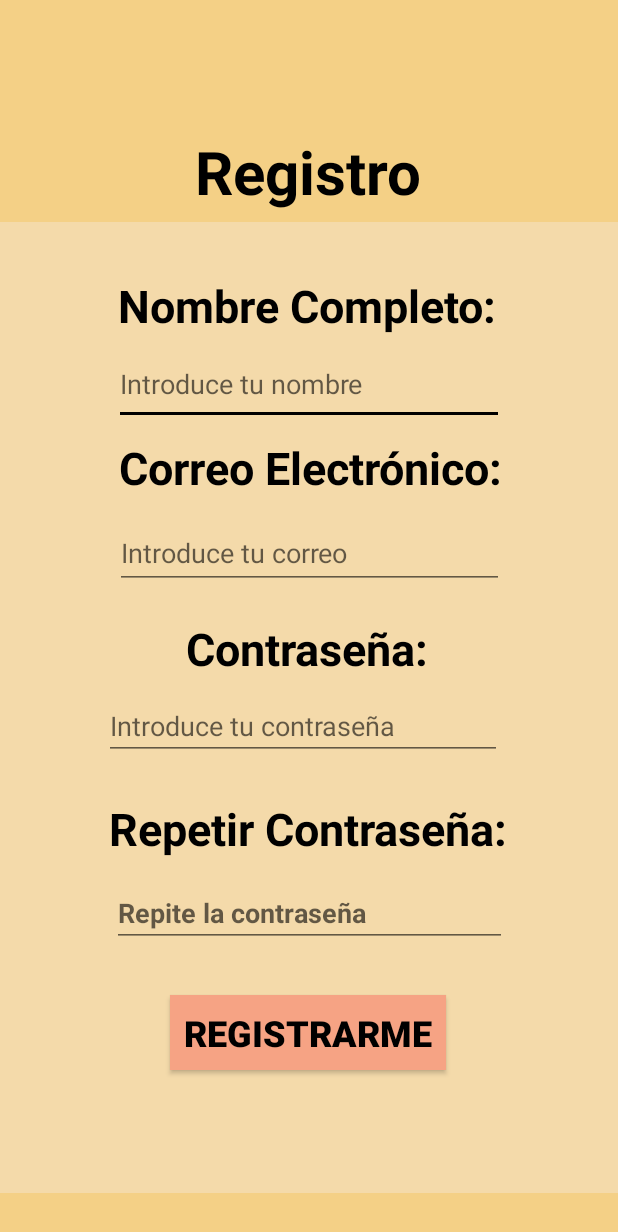
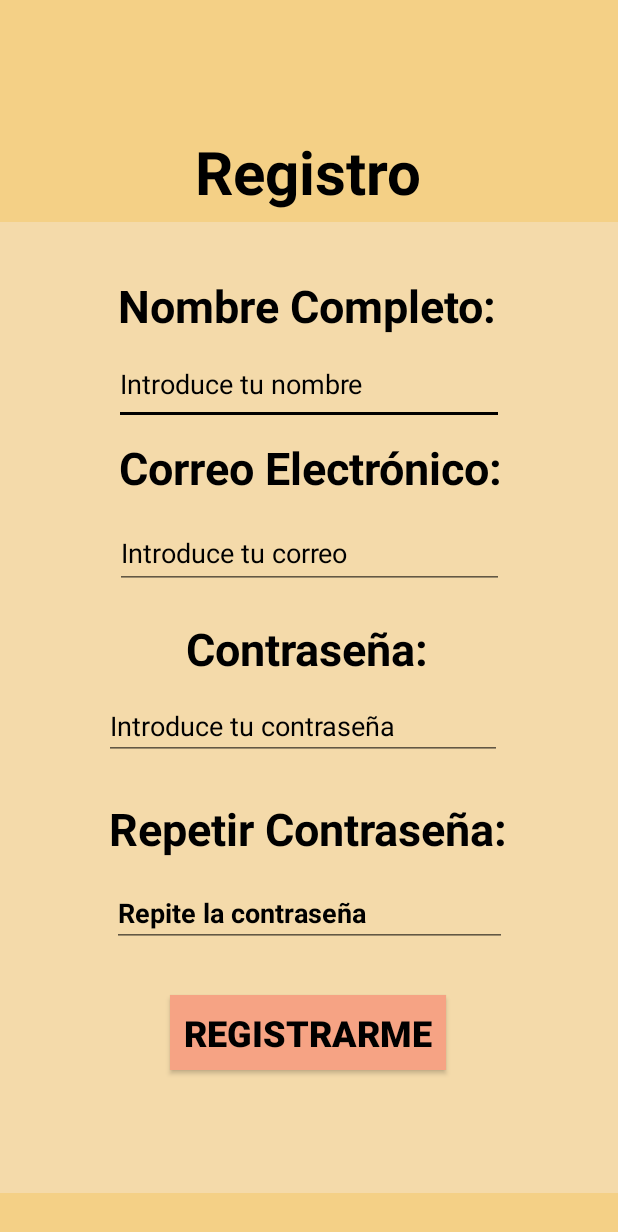
Before and after one commit to alepagu/APGMotor, an Android app built with Jetpack Compose: the Registro_apgmotor screen opened directly, with no data from a screen before it, on a phone screen of 412 x 824 dp. Shown: the top 1232 px of the screen. Run offline under Robolectric (Android 15) with nearby library versions, the phone set to English and light mode, and no system bars.

Commit message:
Commit casi definitivo para la entrega del TFG para su revisión del día 10. Este guardado incluye todo el funcionamiento con una mejora de renderización y modulación del código

```diff
--- a/app/src/main/java/com/example/apgmotor/AdaptadorTestigos_apgmotor.kt
+++ b/app/src/main/java/com/example/apgmotor/AdaptadorTestigos_apgmotor.kt
@@ -8,6 +8,10 @@ import android.widget.BaseAdapter
 import android.widget.ImageView
 import android.widget.TextView
 
+/**
+ * En kotlin, el constructor se declara en la misma clase. Los métodos que se utilizan es para
+ * dar el formato adecuado con valores hacia una lista en la clase que se necesite.
+ */
 class AdaptadorTestigosApgmotor(private val actividadApg: Context, private val pantalla_apg: Int ,private val testigoApg: List<String>, private val imagenesApg: Array<Int>) : BaseAdapter() {
     /**
      * El metodo obtiene la cuenta de los elementos que se van a necesitar
--- a/app/src/main/java/com/example/apgmotor/vergastos_apgmotor.kt
+++ b/app/src/main/java/com/example/apgmotor/vergastos_apgmotor.kt
@@ -14,6 +14,7 @@ class vergastos_apgmotor : AppCompatActivity() {
     override fun onCreate(savedInstanceState: Bundle?) {
         super.onCreate(savedInstanceState)
         enableEdgeToEdge()
+        //Llamamos a la ventana XML
         setContentView(R.layout.activity_vergastos_apgmotor)
 
     }
--- a/app/src/main/res/layout/activity_cambiarcontrasenna_apgmotor.xml
+++ b/app/src/main/res/layout/activity_cambiarcontrasenna_apgmotor.xml
@@ -71,6 +71,7 @@
         android:ems="10"
         android:hint="Nueva Contraseña"
         android:inputType="textPassword"
+        android:textColorHint="#000000"
         app:layout_constraintBottom_toBottomOf="parent"
         app:layout_constraintEnd_toEndOf="parent"
         app:layout_constraintHorizontal_bias="0.505"
@@ -99,6 +100,7 @@
         android:ems="10"
         android:hint="Nueva Contraseña"
         android:inputType="textPassword"
+        android:textColorHint="#000000"
         app:layout_constraintBottom_toBottomOf="parent"
         app:layout_constraintEnd_toEndOf="parent"
         app:layout_constraintStart_toStartOf="parent"
@@ -127,6 +129,7 @@
         android:ems="10"
         android:hint="Contraseña Actual"
         android:inputType="textPassword"
+        android:textColorHint="#000000"
         app:layout_constraintBottom_toBottomOf="parent"
         app:layout_constraintEnd_toEndOf="parent"
         app:layout_constraintHorizontal_bias="0.494"
--- a/app/src/main/res/layout/activity_ingresargastos_apgmotor.xml
+++ b/app/src/main/res/layout/activity_ingresargastos_apgmotor.xml
@@ -43,6 +43,7 @@
         android:ems="10"
         android:hint="Cantidad Gastada"
         android:inputType="text"
+        android:textColorHint="#000000"
         app:layout_constraintBottom_toBottomOf="parent"
         app:layout_constraintEnd_toEndOf="parent"
         app:layout_constraintHorizontal_bias="0.508"
@@ -72,6 +73,7 @@
         android:ems="10"
         android:hint="Kilometros del cuadro"
         android:inputType="text"
+        android:textColorHint="#000000"
         app:layout_constraintBottom_toBottomOf="parent"
         app:layout_constraintEnd_toEndOf="parent"
         app:layout_constraintHorizontal_bias="0.508"
@@ -102,6 +104,7 @@
         android:gravity="start|top"
         android:hint="Añada una descripción si lo desea."
         android:inputType="textMultiLine"
+        android:textColorHint="#000000"
         app:layout_constraintBottom_toBottomOf="parent"
         app:layout_constraintEnd_toEndOf="parent"
         app:layout_constraintHorizontal_bias="0.508"
@@ -147,6 +150,7 @@
         android:hint="7750FNW"
         android:inputType="text"
         android:textColor="#000000"
+        android:textColorHint="#000000"
         android:textSize="30sp"
         android:textStyle="bold"
         app:layout_constraintBottom_toBottomOf="parent"
--- a/app/src/main/res/layout/activity_paginaprincipal_apgmotor.xml
+++ b/app/src/main/res/layout/activity_paginaprincipal_apgmotor.xml
@@ -62,7 +62,7 @@
                 app:srcCompat="@drawable/golfito" />
 
             <TextView
-                android:id="@+id/textView16"
+                android:id="@+id/textView16a"
                 android:layout_width="match_parent"
                 android:layout_height="100sp" />
 
--- a/app/src/main/res/layout/activity_planificarfecha_apgmotor.xml
+++ b/app/src/main/res/layout/activity_planificarfecha_apgmotor.xml
@@ -12,6 +12,7 @@
         android:id="@+id/calendarView"
         android:layout_width="338dp"
         android:layout_height="293dp"
+        android:focusedMonthDateColor="#000000"
         app:layout_constraintBottom_toBottomOf="parent"
         app:layout_constraintEnd_toEndOf="parent"
         app:layout_constraintHorizontal_bias="0.491"
--- a/app/src/main/res/layout/activity_vergastos_apgmotor.xml
+++ b/app/src/main/res/layout/activity_vergastos_apgmotor.xml
@@ -45,6 +45,7 @@
         android:background="#F6A384"
         android:text="   7750FNW          300000                20€                           1"
         android:textAlignment="textStart"
+        android:textColor="#000000"
         app:layout_constraintBottom_toBottomOf="@+id/textView27"
         app:layout_constraintEnd_toEndOf="parent"
         app:layout_constraintStart_toStartOf="parent"
@@ -58,6 +59,7 @@
         android:background="#F6A384"
         android:text="   7750FNW          300200                20€                           1"
         android:textAlignment="textStart"
+        android:textColor="#000000"
         app:layout_constraintBottom_toBottomOf="@+id/textView27"
         app:layout_constraintEnd_toEndOf="parent"
         app:layout_constraintStart_toStartOf="parent"
--- a/app/src/main/res/layout/login_apgmotor.xml
+++ b/app/src/main/res/layout/login_apgmotor.xml
@@ -110,6 +110,7 @@
         android:hint="Correo electrónico"
         android:inputType="textEmailAddress"
         android:textColor="#000000"
+        android:textColorHint="#000000"
         app:layout_constraintBottom_toBottomOf="parent"
         app:layout_constraintEnd_toEndOf="parent"
         app:layout_constraintStart_toStartOf="parent"
@@ -137,6 +138,7 @@
         android:ems="10"
         android:hint="Contraseña"
         android:inputType="textPassword"
+        android:textColorHint="#000000"
         app:layout_constraintBottom_toBottomOf="parent"
         app:layout_constraintEnd_toEndOf="parent"
         app:layout_constraintStart_toStartOf="parent"
--- a/app/src/main/res/layout/registro_apgmotor.xml
+++ b/app/src/main/res/layout/registro_apgmotor.xml
@@ -57,6 +57,7 @@
         android:ems="10"
         android:hint="Introduce tu nombre"
         android:inputType="text"
+        android:textColorHint="#000000"
         app:layout_constraintBottom_toTopOf="@+id/correo"
         app:layout_constraintEnd_toEndOf="parent"
         app:layout_constraintStart_toStartOf="parent"
@@ -85,6 +86,7 @@
         android:ems="10"
         android:hint="Introduce tu correo"
         android:inputType="textEmailAddress"
+        android:textColorHint="#000000"
         app:layout_constraintBottom_toBottomOf="parent"
         app:layout_constraintEnd_toEndOf="parent"
         app:layout_constraintStart_toStartOf="parent"
@@ -113,6 +115,7 @@
         android:ems="10"
         android:hint="Introduce tu contraseña"
         android:inputType="textPassword"
+        android:textColorHint="#000000"
         app:layout_constraintBottom_toBottomOf="parent"
         app:layout_constraintEnd_toEndOf="parent"
         app:layout_constraintHorizontal_bias="0.472"
@@ -143,6 +146,7 @@
         android:hint="Repite la contraseña"
         android:inputType="textPassword"
         android:textColor="#000000"
+        android:textColorHint="#000000"
         android:textStyle="bold"
         app:layout_constraintBottom_toBottomOf="parent"
         app:layout_constraintEnd_toEndOf="parent"
```
Also changed, not shown: app/src/main/java/com/example/apgmotor/Login_apgmotor.kt (+11 -2 lines), app/src/main/java/com/example/apgmotor/Registro_apgmotor.kt (+0 -7 lines), app/src/main/java/com/example/apgmotor/paginaprincipal_apgmotor.kt (+5 -3 lines), app/src/main/res/layout/pruebas.xml (deleted, +0 -8 lines), 1 other file.
